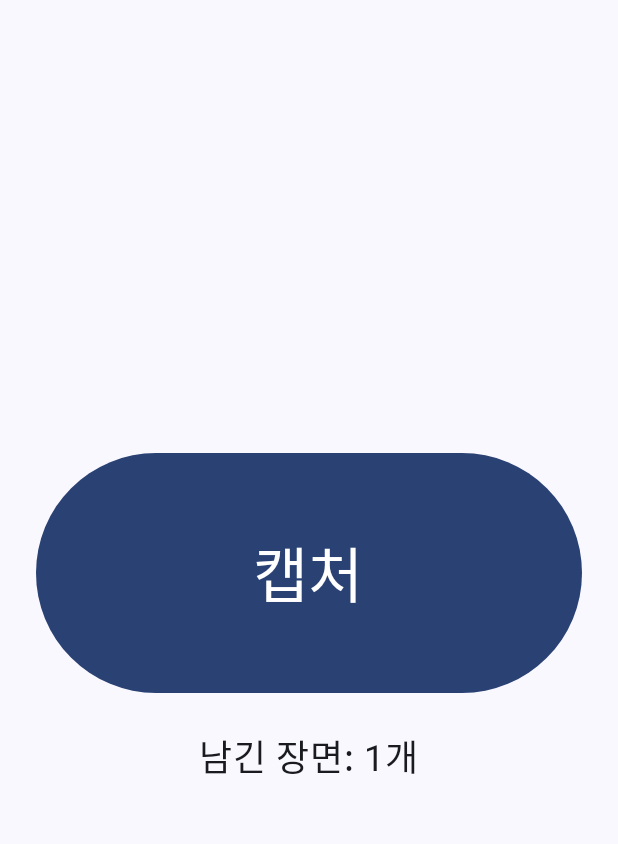
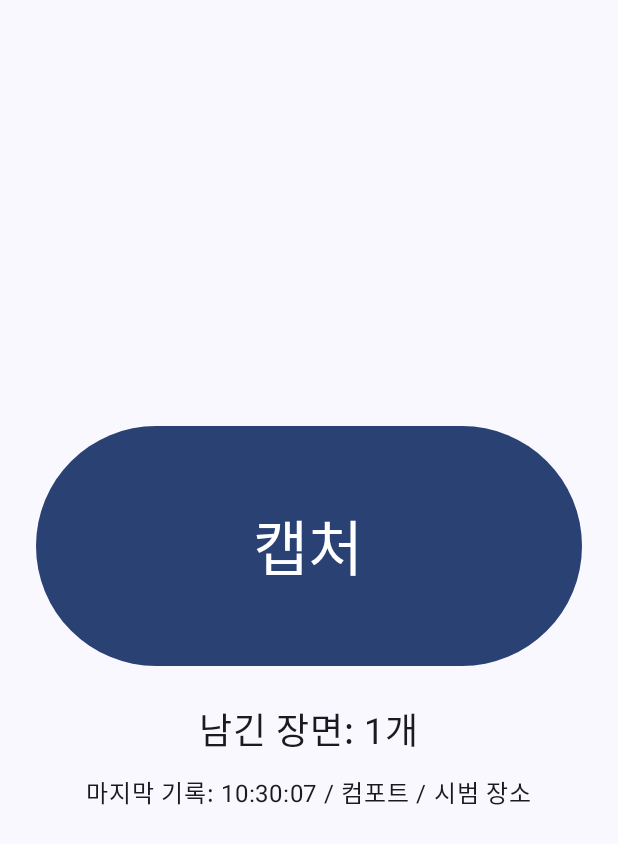
Before and after one commit to hankuk0727/driverecord-app, an Android app built with Jetpack Compose: the screen it shows after launch (MainActivity), after a tap on "캡처", on a phone screen of 412 x 824 dp. Shown: the top 844 px of the screen. Run offline under Robolectric (Android 15) with nearby library versions, the phone set to English and light mode, and no system bars.

Commit message:
Save each capture as a record with fake vehicle data

```diff
--- a/app/src/main/java/app/driverecord/MainActivity.kt
+++ b/app/src/main/java/app/driverecord/MainActivity.kt
@@ -14,25 +14,30 @@ import androidx.compose.material3.Button
 import androidx.compose.material3.Scaffold
 import androidx.compose.material3.Text
 import androidx.compose.runtime.Composable
-import androidx.compose.runtime.getValue
-import androidx.compose.runtime.mutableIntStateOf
+import androidx.compose.runtime.mutableStateListOf
 import androidx.compose.runtime.remember
-import androidx.compose.runtime.setValue
 import androidx.compose.ui.Alignment
 import androidx.compose.ui.Modifier
-import androidx.compose.ui.tooling.preview.Preview
 import androidx.compose.ui.unit.dp
 import androidx.compose.ui.unit.sp
 import app.driverecord.ui.theme.DriveRecordTheme
+import java.text.SimpleDateFormat
+import java.util.Date
+import java.util.Locale
 
 class MainActivity : ComponentActivity() {
+    private val vehicle: VehicleDataSource = FakeVehicleData()
+
     override fun onCreate(savedInstanceState: Bundle?) {
         super.onCreate(savedInstanceState)
         enableEdgeToEdge()
         setContent {
             DriveRecordTheme {
                 Scaffold(modifier = Modifier.fillMaxSize()) { innerPadding ->
-                    CaptureScreen(modifier = Modifier.padding(innerPadding))
+                    CaptureScreen(
+                        vehicle = vehicle,
+                        modifier = Modifier.padding(innerPadding)
+                    )
                 }
             }
         }
@@ -40,29 +45,42 @@ class MainActivity : ComponentActivity() {
 }
 
 @Composable
-fun CaptureScreen(modifier: Modifier = Modifier) {
-    var count by remember { mutableIntStateOf(0) }
+fun CaptureScreen(vehicle: VehicleDataSource, modifier: Modifier = Modifier) {
+    val moments = remember { mutableStateListOf<DriveMoment>() }
+    val timeFormat = remember { SimpleDateFormat("HH:mm:ss", Locale.KOREA) }
+
     Column(
         modifier = modifier.fillMaxSize().padding(24.dp),
         verticalArrangement = Arrangement.Center,
         horizontalAlignment = Alignment.CenterHorizontally
     ) {
         Button(
-            onClick = { count += 1 },
+            onClick = {
+                moments.add(
+                    DriveMoment(
+                        id = moments.size + 1,
+                        timeText = timeFormat.format(Date()),
+                        driveMode = vehicle.currentDriveMode(),
+                        placeName = vehicle.currentPlaceName()
+                    )
+                )
+            },
             modifier = Modifier.fillMaxWidth().height(160.dp)
         ) {
             Text(text = "캡처", fontSize = 40.sp)
         }
         Text(
-            text = "남긴 장면: ${count}개",
+            text = "남긴 장면: ${moments.size}개",
             fontSize = 24.sp,
             modifier = Modifier.padding(top = 24.dp)
         )
+        val last = moments.lastOrNull()
+        if (last != null) {
+            Text(
+                text = "마지막 기록: ${last.timeText} / ${last.driveMode} / ${last.placeName}",
+                fontSize = 16.sp,
+                modifier = Modifier.padding(top = 12.dp)
+            )
+        }
     }
 }
-
-@Preview(showBackground = true)
-@Composable
-fun CaptureScreenPreview() {
-    DriveRecordTheme { CaptureScreen() }
-}
--- /dev/null
+++ b/app/src/main/java/app/driverecord/Models.kt
@@ -0,0 +1,18 @@
+package app.driverecord
+
+data class DriveMoment(
+    val id: Int,
+    val timeText: String,
+    val driveMode: String,
+    val placeName: String
+)
+
+interface VehicleDataSource {
+    fun currentDriveMode(): String
+    fun currentPlaceName(): String
+}
+
+class FakeVehicleData : VehicleDataSource {
+    override fun currentDriveMode(): String = "컴포트"
+    override fun currentPlaceName(): String = "시범 장소"
+}
```
